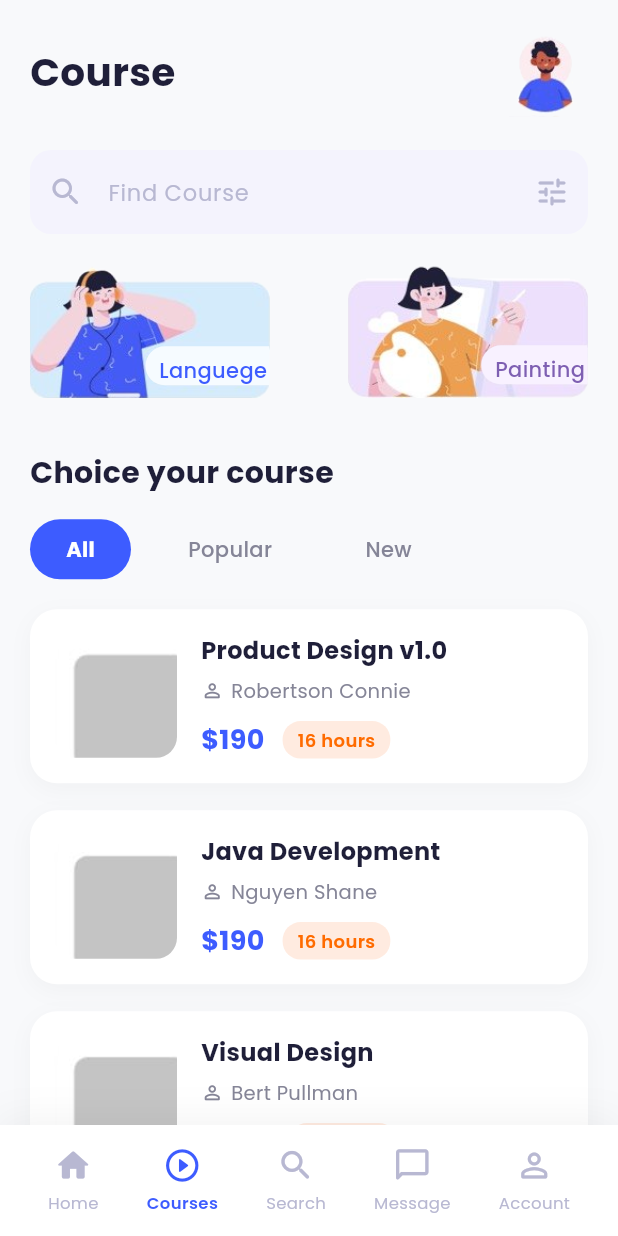
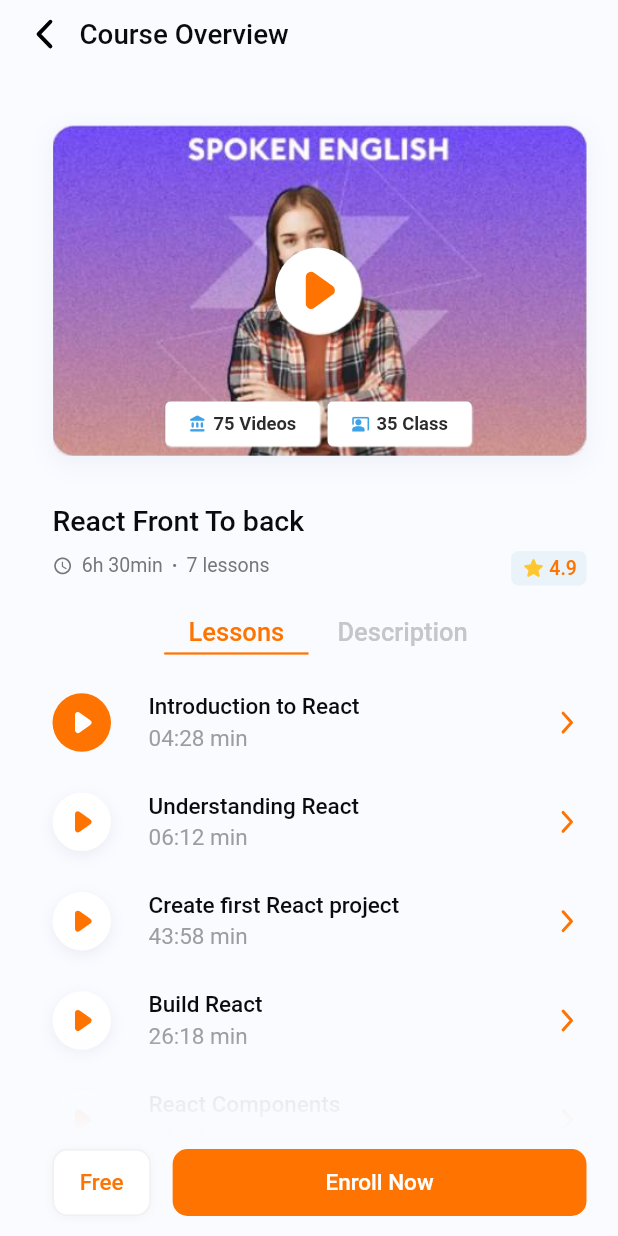
Before and after one commit to Valerian-arc/PAM_Laboratoare, a Flutter app: the screen it shows after launch, item 2 of the bottom bar chosen, on a phone screen of 412 x 824 dp. Run offline on Flutter 3.47's test engine with Material 3 defaults, Android fonts, the phone set to English and light mode, and no system bars.

Commit message:
Pagina 2: Course Overview conform noului design

```diff
--- a/lib/main.dart
+++ b/lib/main.dart
@@ -1,6 +1,7 @@
 import 'package:flutter/material.dart';
+
 import 'screens/home_screen.dart';
-import 'screens/courses_screen.dart';
+import 'screens/course_overview_screen.dart';
 import 'widgets/custom_bottom_nav.dart';
 
 void main() {
@@ -41,22 +42,28 @@ class MainNavigationScreen extends StatefulWidget {
 class _MainNavigationScreenState extends State<MainNavigationScreen> {
   int _currentIndex = 0;
 
-  final List<Widget> _screens = [
+  List<Widget> get _screens => [
     const HomeScreen(),
-    const CoursesScreen(),
-    const Center(child: Text('Search Screen', style: TextStyle(color: Color(0xFF858597)))),
-    const Center(child: Text('Message Screen', style: TextStyle(color: Color(0xFF858597)))),
-    const Center(child: Text('Account Screen', style: TextStyle(color: Color(0xFF858597)))),
+    CourseOverviewScreen(onBack: () => setState(() => _currentIndex = 0)),
+    const Center(
+      child: Text('Search Screen', style: TextStyle(color: Color(0xFF858597))),
+    ),
+    const Center(
+      child: Text('Message Screen', style: TextStyle(color: Color(0xFF858597))),
+    ),
+    const Center(
+      child: Text('Account Screen', style: TextStyle(color: Color(0xFF858597))),
+    ),
   ];
 
   @override
   Widget build(BuildContext context) {
     return Scaffold(
-      body: IndexedStack(
-        index: _currentIndex,
-        children: _screens,
-      ),
-      bottomNavigationBar: CustomBottomNav(
+      body: IndexedStack(index: _currentIndex, children: _screens),
+      // The Course Overview page (tab 2) is full-screen in the design.
+      bottomNavigationBar: _currentIndex == 1
+          ? null
+          : CustomBottomNav(
               currentIndex: _currentIndex,
               onTap: (index) {
                 setState(() {
--- /dev/null
+++ b/lib/screens/course_overview_screen.dart
@@ -0,0 +1,524 @@
+import 'package:flutter/material.dart';
+
+/// "Course - Overview - 1" page (Figma, 375 x 812 frame).
+/// All sizes/offsets below are measured from the design in points.
+class CourseOverviewScreen extends StatefulWidget {
+  final VoidCallback? onBack;
+
+  const CourseOverviewScreen({super.key, this.onBack});
+
+  @override
+  State<CourseOverviewScreen> createState() => _CourseOverviewScreenState();
+}
+
+class _Lesson {
+  final String title;
+  final String duration;
+  const _Lesson(this.title, this.duration);
+}
+
+class _CourseOverviewScreenState extends State<CourseOverviewScreen> {
+  static const _bg = Color(0xFFFAFBFF);
+  static const _orange = Color(0xFFFF7300);
+  static const _dark = Color(0xFF0B0B0D);
+  static const _metaGrey = Color(0xFF76777B);
+  static const _durationGrey = Color(0xFF9C9D9F);
+  static const _tabGrey = Color(0xFFC5C6C8);
+
+  // Content area: 35pt left margin, 21pt right margin (as in the frame).
+  static const _padL = 35.0;
+  static const _padR = 21.0;
+
+  int _tab = 0;
+
+  static const _lessons = [
+    _Lesson('Introduction to React', '04:28 min'),
+    _Lesson('Understanding React', '06:12 min'),
+    _Lesson('Create first React project', '43:58 min'),
+    _Lesson('Build React', '26:18 min'),
+    _Lesson('React Components', '18:40 min'),
+    _Lesson('Props and State', '22:05 min'),
+    _Lesson('Deploy React App', '12:30 min'),
+  ];
+
+  TextStyle _t(double size, Color color, [FontWeight w = FontWeight.w400]) =>
+      TextStyle(
+        fontFamily: 'Roboto',
+        fontSize: size,
+        color: color,
+        fontWeight: w,
+        letterSpacing: 0,
+        height: 1.17,
+      );
+
+  @override
+  Widget build(BuildContext context) {
+    return Scaffold(
+      backgroundColor: _bg,
+      body: SafeArea(
+        bottom: false,
+        child: Column(
+          children: [
+            _header(),
+            Expanded(
+              child: Stack(children: [_scrollContent(), _bottomBar(context)]),
+            ),
+          ],
+        ),
+      ),
+    );
+  }
+
+  // ---------------------------------------------------------------- header --
+  Widget _header() {
+    return SizedBox(
+      height: 46,
+      child: Row(
+        children: [
+          GestureDetector(
+            behavior: HitTestBehavior.opaque,
+            onTap: widget.onBack ?? () => Navigator.maybePop(context),
+            child: const SizedBox(
+              width: 53,
+              height: 46,
+              child: Padding(
+                padding: EdgeInsets.only(left: 24.4, top: 13.2, bottom: 13.8),
+                child: Align(
+                  alignment: Alignment.centerLeft,
+                  child: CustomPaint(
+                    size: Size(10.5, 19),
+                    painter: _ChevronPainter(
+                      color: Colors.black,
+                      strokeWidth: 2.6,
+                      pointsLeft: true,
+                    ),
+                  ),
+                ),
+              ),
+            ),
+          ),
+          Text('Course Overview', style: _t(18.5, _dark, FontWeight.w500)),
+        ],
+      ),
+    );
+  }
+
+  // --------------------------------------------------------------- content --
+  Widget _scrollContent() {
+    return SingleChildScrollView(
+      padding: const EdgeInsets.only(left: _padL, right: _padR, bottom: 110),
+      child: Column(
+        crossAxisAlignment: CrossAxisAlignment.start,
+        children: [
+          const SizedBox(height: 37.6),
+          _banner(),
+          const SizedBox(height: 32),
+          Text('React Front To back', style: _t(19, _dark, FontWeight.w500)),
+          const SizedBox(height: 9),
+          _metaRow(),
+          const SizedBox(height: 21),
+          _tabs(),
+          const SizedBox(height: 25.8),
+          if (_tab == 0)
+            ..._lessons.map(_lessonRow)
+          else
+            Text(
+              'Learn React from the ground up: components, props, state, '
+              'hooks and how to build and deploy a complete front-end '
+              'application.',
+              style: _t(14, _metaGrey).copyWith(height: 1.5),
+            ),
+        ],
+      ),
+    );
+  }
+
+  Widget _banner() {
+    return AspectRatio(
+      aspectRatio: 319.2 / 197.9,
+      child: LayoutBuilder(
+        builder: (context, c) {
+          final k = c.maxWidth / 319.2; // scale relative to the design
+          return Container(
+            decoration: BoxDecoration(
+              borderRadius: BorderRadius.circular(11),
+              boxShadow: [
+                BoxShadow(
+                  color: const Color(0xFF8C9BC8).withAlpha(28),
+                  blurRadius: 14,
+                  offset: const Offset(0, 4),
+                ),
+              ],
+            ),
+            child: ClipRRect(
+              borderRadius: BorderRadius.circular(11),
+              child: Stack(
+                children: [
+                  Positioned.fill(
+                    child: Image.asset(
+                      'assets/images/course_overview_banner.png',
+                      fit: BoxFit.cover,
+                      filterQuality: FilterQuality.medium,
+                    ),
+                  ),
+                  // Play button
+                  Positioned(
+                    left: (158.6 - 25.5) * k,
+                    top: (98.6 - 25.5) * k,
+                    width: 51 * k,
+                    height: 51 * k,
+                    child: Container(
+                      decoration: const BoxDecoration(
+                        color: Colors.white,
+                        shape: BoxShape.circle,
+                      ),
+                      padding: EdgeInsets.only(left: 3 * k),
+                      alignment: Alignment.center,
+                      child: CustomPaint(
+                        size: Size(17.4 * k, 22.3 * k),
+                        painter: const _PlayPainter(color: _orange),
+                      ),
+                    ),
+                  ),
+                  // Info badges
+                  Positioned(
+                    left: 67.5 * k,
+                    top: 165 * k,
+                    width: 92 * k,
+                    height: 26.5 * k,
+                    child: _badge(
+                      k,
+                      Icons.account_balance_rounded,
+                      const Color(0xFF3FA2E6),
+                      '75 Videos',
+                    ),
+                  ),
+                  Positioned(
+                    left: 164.5 * k,
+                    top: 165 * k,
+                    width: 86 * k,
+                    height: 26.5 * k,
+                    child: _badge(
+                      k,
+                      Icons.co_present_rounded,
+                      const Color(0xFF3FA2E6),
+                      '35 Class',
+                    ),
+                  ),
+                ],
+              ),
+            ),
+          );
+        },
+      ),
+    );
+  }
+
+  Widget _badge(double k, IconData icon, Color iconColor, String text) {
+    return Container(
+      decoration: BoxDecoration(
+        color: Colors.white,
+        borderRadius: BorderRadius.circular(3 * k),
+      ),
+      alignment: Alignment.center,
+      child: Row(
+        mainAxisSize: MainAxisSize.min,
+        children: [
+          Icon(icon, size: 11 * k, color: iconColor),
+          SizedBox(width: 4 * k),
+          Text(
+            text,
+            style: _t(11 * k, const Color(0xFF2B2B2B), FontWeight.w700),
+          ),
+        ],
+      ),
+    );
+  }
+
+  Widget _metaRow() {
+    return Row(
+      children: [
+        Padding(
+          padding: const EdgeInsets.only(bottom: 4),
+          child: Row(
+            children: [
+              const Icon(Icons.schedule_rounded, size: 13.5, color: _metaGrey),
+              const SizedBox(width: 6),
+              Text('6h 30min', style: _t(13, _metaGrey)),
+              Padding(
+                padding: const EdgeInsets.symmetric(horizontal: 6),
+                child: Text('·', style: _t(13, _metaGrey, FontWeight.w700)),
+              ),
+              Text('7 lessons', style: _t(13, _metaGrey)),
+            ],
+          ),
+        ),
+        const Spacer(),
+        Container(
+          width: 50.2,
+          height: 23,
+          decoration: BoxDecoration(
+            color: const Color(0xFFEAF3F9),
+            borderRadius: BorderRadius.circular(5),
+          ),
+          alignment: Alignment.center,
+          child: Row(
+            mainAxisSize: MainAxisSize.min,
+            children: [
+              const Icon(
+                Icons.star_rounded,
+                size: 17,
+                color: Color(0xFFFFC62D),
+              ),
+              const SizedBox(width: 2),
+              Text('4.9', style: _t(13, _orange, FontWeight.w500)),
+            ],
+          ),
+        ),
+      ],
+    );
+  }
+
+  Widget _tabs() {
+    Widget tab(int i, String label) {
+      final selected = _tab == i;
+      return GestureDetector(
+        behavior: HitTestBehavior.opaque,
+        onTap: () => setState(() => _tab = i),
+        child: SizedBox(
+          width: 96.2,
+          child: Column(
+            children: [
+              Text(
+                label,
+                style: _t(17, selected ? _orange : _tabGrey, FontWeight.w500),
+              ),
+              const SizedBox(height: 3.6),
+              Container(
+                height: 1.5,
+                color: selected ? _orange : Colors.transparent,
+              ),
+            ],
+          ),
+        ),
+      );
+    }
+
+    return Row(
+      mainAxisAlignment: MainAxisAlignment.center,
+      children: [
+        tab(0, 'Lessons'),
+        const SizedBox(width: 14.6),
+        tab(1, 'Description'),
+      ],
+    );
+  }
+
+  Widget _lessonRow(_Lesson lesson) {
+    final first = identical(lesson, _lessons.first);
+    return SizedBox(
+      height: 66.2,
+      child: Align(
+        alignment: Alignment.topCenter,
+        child: SizedBox(
+          height: 39,
+          child: OverflowBox(
+            maxHeight: 60,
+            child: Row(
+              children: [
+                Container(
+                  width: 39,
+                  height: 39,
+                  decoration: BoxDecoration(
+                    color: first ? _orange : Colors.white,
+                    shape: BoxShape.circle,
+                    boxShadow: first
+                        ? null
+                        : [
+                            BoxShadow(
+                              color: const Color(0xFF6E7AA0).withAlpha(28),
+                              blurRadius: 8,
+                              offset: const Offset(0, 3),
+                            ),
+                          ],
+                  ),
+                  padding: const EdgeInsets.only(left: 2),
+                  alignment: Alignment.center,
+                  child: CustomPaint(
+                    size: const Size(11, 14),
+                    painter: _PlayPainter(
+                      color: first ? Colors.white : _orange,
+                    ),
+                  ),
+                ),
+                const SizedBox(width: 25),
+                Expanded(
+                  child: Column(
+                    crossAxisAlignment: CrossAxisAlignment.start,
+                    mainAxisAlignment: MainAxisAlignment.center,
+                    children: [
+                      Text(lesson.title, style: _t(15, _dark, FontWeight.w500)),
+                      const SizedBox(height: 3),
+                      Text(lesson.duration, style: _t(15, _durationGrey)),
+                    ],
+                  ),
+                ),
+                const Padding(
+                  padding: EdgeInsets.only(right: 9),
+                  child: CustomPaint(
+                    size: Size(7.6, 14.6),
+                    painter: _ChevronPainter(
+                      color: _orange,
+                      strokeWidth: 2,
+                      pointsLeft: false,
+                    ),
+                  ),
+                ),
+              ],
+            ),
+          ),
+        ),
+      ),
+    );
+  }
+
+  // ------------------------------------------------------------ bottom bar --
+  Widget _bottomBar(BuildContext context) {
+    final bottomInset = MediaQuery.of(context).padding.bottom;
+    return Positioned(
+      left: 0,
+      right: 0,
+      bottom: 0,
+      child: IgnorePointer(
+        ignoring: false,
+        child: Container(
+          padding: EdgeInsets.only(
+            left: _padL,
+            right: _padR,
+            top: 75,
+            bottom: 13.4 + bottomInset,
+          ),
+          decoration: BoxDecoration(
+            gradient: LinearGradient(
+              begin: Alignment.topCenter,
+              end: Alignment.bottomCenter,
+              colors: [_bg.withAlpha(0), _bg.withAlpha(235), _bg],
+              stops: const [0.0, 0.3, 0.5],
+            ),
+          ),
+          child: SizedBox(
+            height: 44.6,
+            child: Row(
+              children: [
+                Container(
+                  width: 65.5,
+                  decoration: BoxDecoration(
+                    color: Colors.white,
+                    borderRadius: BorderRadius.circular(10),
+                    border: Border.all(color: const Color(0xFFF0F0F2)),
+                    boxShadow: [
+                      BoxShadow(
+                        color: Colors.black.withAlpha(8),
+                        blurRadius: 4,
+                        offset: const Offset(0, 1),
+                      ),
+                    ],
+                  ),
+                  alignment: Alignment.center,
+                  child: Text('Free', style: _t(15, _orange, FontWeight.w500)),
+                ),
+                const SizedBox(width: 14.6),
+                Expanded(
+                  child: Material(
+                    color: _orange,
+                    borderRadius: BorderRadius.circular(10),
+                    child: InkWell(
+                      borderRadius: BorderRadius.circular(10),
+                      onTap: () {},
+                      child: Center(
+                        child: Text(
+                          'Enroll Now',
+                          style: _t(15, Colors.white, FontWeight.w500),
+                        ),
+                      ),
+                    ),
+                  ),
+                ),
+              ],
+            ),
+          ),
+        ),
+      ),
+    );
+  }
+}
+
+/// Thin rounded chevron ("<" or ">").
+class _ChevronPainter extends CustomPainter {
+  final Color color;
+  final double strokeWidth;
+  final bool pointsLeft;
+
+  const _ChevronPainter({
+    required this.color,
+    required this.strokeWidth,
+    required this.pointsLeft,
+  });
+
+  @override
+  void paint(Canvas canvas, Size size) {
+    final p = Paint()
+      ..color = color
+      ..strokeWidth = strokeWidth
+      ..style = PaintingStyle.stroke
+      ..strokeCap = StrokeCap.round
+      ..strokeJoin = StrokeJoin.round;
+    final h = strokeWidth / 2;
+    final path = Path();
+    if (pointsLeft) {
+      path
+        ..moveTo(size.width - h, h)
+        ..lineTo(h, size.height / 2)
+        ..lineTo(size.width - h, size.height - h);
+    } else {
+      path
+        ..moveTo(h, h)
+        ..lineTo(size.width - h, size.height / 2)
+        ..lineTo(h, size.height - h);
+    }
+    canvas.drawPath(path, p);
+  }
+
+  @override
+  bool shouldRepaint(covariant _ChevronPainter old) =>
+      old.color != color || old.strokeWidth != strokeWidth;
+}
+
+/// Play triangle with rounded corners.
+class _PlayPainter extends CustomPainter {
+  final Color color;
+  const _PlayPainter({required this.color});
+
+  @override
+  void paint(Canvas canvas, Size size) {
+    final r = size.width * 0.18;
+    final p = Paint()
+      ..color = color
+      ..style = PaintingStyle.fill;
+    final stroke = Paint()
+      ..color = color
+      ..style = PaintingStyle.stroke
+      ..strokeWidth = r * 2
+      ..strokeJoin = StrokeJoin.round;
+    final path = Path()
+      ..moveTo(r, r)
+      ..lineTo(size.width - r, size.height / 2)
+      ..lineTo(r, size.height - r)
+      ..close();
+    canvas.drawPath(path, stroke);
+    canvas.drawPath(path, p);
+  }
+
+  @override
+  bool shouldRepaint(covariant _PlayPainter old) => old.color != color;
+}
```
Also changed, not shown: assets/images/course_overview_banner.png (added). Lines whose indentation alone changed are shown as unchanged.
